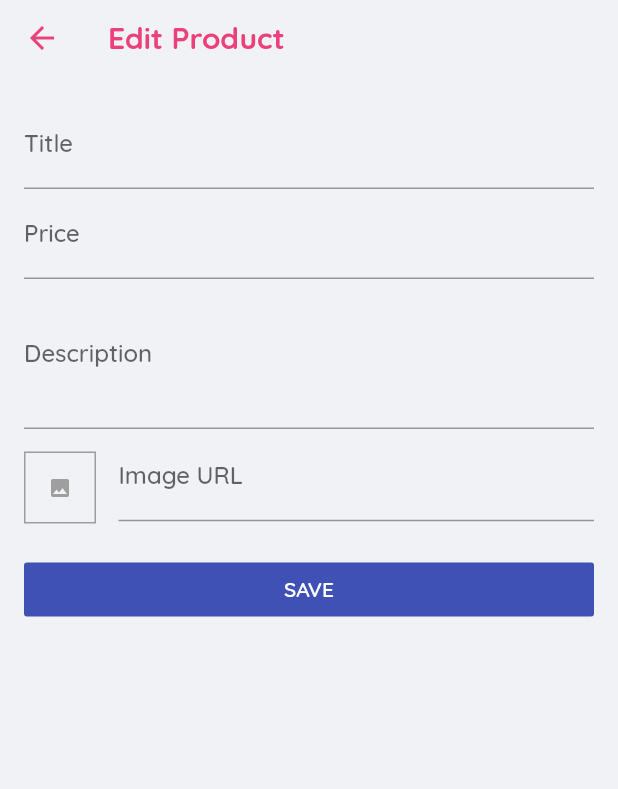
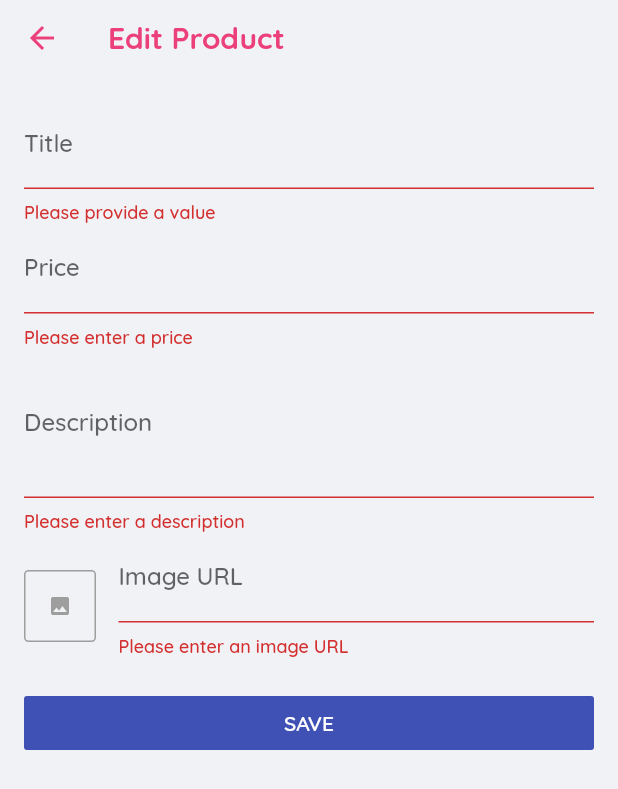
Before and after one commit to emmanuelsw/flutter-apps, a Flutter app: the ProductFormScreen screen opened by its route, after a tap on "SAVE", on a phone screen of 412 x 824 dp. Shown: the top 789 px of the screen. Run offline on Flutter 3.47's test engine with Material 2 defaults, Android fonts, the phone set to English and light mode, and no system bars; network calls fail.

Commit message:
Save product provider

```diff
--- a/sakurashop/lib/providers/products.dart
+++ b/sakurashop/lib/providers/products.dart
@@ -1,3 +1,5 @@
+import 'dart:math';
+
 import 'package:flutter/foundation.dart';
 import './product.dart';
 
@@ -48,7 +50,16 @@ class Products with ChangeNotifier {
     return _items.firstWhere((product) => product.id == id);
   }
 
-  void addProduct() {
+  void addProduct(Product product) {
+    final newProduct = Product(
+      id: Random.secure().toString(),
+      title: product.title,
+      description: product.description,
+      price: product.price,
+      imageUrl: product.imageUrl
+    );
+
+    _items.add(newProduct);
     notifyListeners();
   }
 }
--- a/sakurashop/lib/screens/product_form_screen.dart
+++ b/sakurashop/lib/screens/product_form_screen.dart
@@ -1,4 +1,7 @@
 import 'package:flutter/material.dart';
+import 'package:provider/provider.dart';
+
+import '../providers/products.dart';
 import '../providers/product.dart';
 import '../ui/sakura_bar.dart';
 
@@ -15,6 +18,7 @@ class _ProductFormScreenState extends State<ProductFormScreen> {
   final _imageUrlFocus = FocusNode();
   final _imageUrlController = TextEditingController();
   final _form = GlobalKey<FormState>();
+
   var _formProduct = Product(
     id: null,
     title: '',
@@ -46,8 +50,13 @@ class _ProductFormScreenState extends State<ProductFormScreen> {
   }
 
   void _saveForm() {
+    final isValid = _form.currentState.validate();
+    if (!isValid) {
+      return;
+    }
     _form.currentState.save();
-
+    Provider.of<Products>(context, listen: false).addProduct(_formProduct);
+    Navigator.of(context).pop();
   }
 
   Widget _imagePreviewBox() {
@@ -72,6 +81,7 @@ class _ProductFormScreenState extends State<ProductFormScreen> {
       margin: EdgeInsets.only(top: 15, right: 15),
       decoration: BoxDecoration(
         border: Border.all(width: 1, color: Colors.grey),
+        borderRadius: BorderRadius.circular(3),
       ),
       child: _imageUrlController.text.isEmpty ? placeholder : image,
     );
@@ -94,6 +104,13 @@ class _ProductFormScreenState extends State<ProductFormScreen> {
             children: <Widget>[
               TextFormField(
                 textInputAction: TextInputAction.next,
+                validator: (value) {
+                  if (value.isEmpty) {
+                    return 'Please provide a value';
+                  } else {
+                    return null;
+                  }
+                },
                 decoration: InputDecoration(
                   labelText: 'Title',
                 ),
@@ -114,6 +131,18 @@ class _ProductFormScreenState extends State<ProductFormScreen> {
                 keyboardType: TextInputType.number,
                 textInputAction: TextInputAction.next,
                 focusNode: _priceFocus,
+                validator: (value) {
+                  if (value.isEmpty) {
+                    return 'Please enter a price';
+                  }
+                  if (double.tryParse(value) == null) {
+                    return 'Please enter a valid number';
+                  }
+                  if (double.parse(value) <= 0) {
+                    return 'Please enter a number greater than zero.';
+                  }
+                  return null;
+                },
                 decoration: InputDecoration(
                   labelText: 'Price',
                 ),
@@ -134,6 +163,15 @@ class _ProductFormScreenState extends State<ProductFormScreen> {
                 maxLines: 3,
                 keyboardType: TextInputType.multiline,
                 focusNode: _descriptionFocus,
+                validator: (value) {
+                  if (value.isEmpty) {
+                    return 'Please enter a description';
+                  }
+                  if (value.length <= 10) {
+                    return 'Should be at least 10 characters long';
+                  }
+                  return null;
+                },
                 decoration: InputDecoration(
                   labelText: 'Description',
                 ),
@@ -157,6 +195,15 @@ class _ProductFormScreenState extends State<ProductFormScreen> {
                       controller: _imageUrlController,
                       textInputAction: TextInputAction.done,
                       focusNode: _imageUrlFocus,
+                      validator: (value) {
+                        if (value.isEmpty) {
+                          return 'Please enter an image URL';
+                        }
+                        if (!value.startsWith('http') && !value.startsWith('https')) {
+                          return 'Please enter a valid URL';
+                        }
+                        return null;
+                      },
                       onSaved: (value) {
                         _formProduct = Product(
                           title: _formProduct.title,
```
